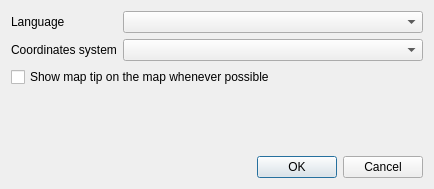
This is swiss_locator/ui/config.ui in opengisch/qgis-swiss-locator as Qt 5 draws it before an edit. The edited form follows.
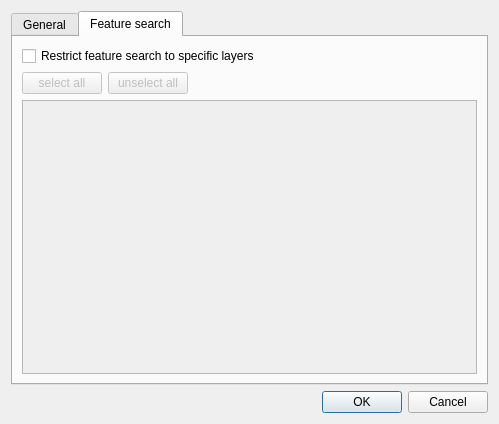
This is the edited form. The open tabs and pages were chosen to show the change.

Commit message: allow to restrict list of layers in feature search

Diff of the .ui file:
```diff
--- a/swiss_locator/ui/config.ui
+++ b/swiss_locator/ui/config.ui
@@ -6,27 +6,34 @@
    <rect>
     <x>0</x>
     <y>0</y>
-    <width>434</width>
-    <height>189</height>
+    <width>499</width>
+    <height>424</height>
    </rect>
   </property>
   <property name="windowTitle">
    <string>Swiss locator filter configuration</string>
   </property>
   <layout class="QGridLayout" name="gridLayout">
-   <item row="2" column="0">
-    <widget class="QLabel" name="label_4">
-     <property name="text">
-      <string>Coordinates system</string>
+   <item row="6" column="0">
+    <widget class="QDialogButtonBox" name="buttonBox">
+     <property name="orientation">
+      <enum>Qt::Horizontal</enum>
+     </property>
+     <property name="standardButtons">
+      <set>QDialogButtonBox::Cancel|QDialogButtonBox::Ok</set>
      </property>
     </widget>
    </item>
-   <item row="0" column="1" colspan="2">
-    <widget class="QComboBox" name="lang"/>
-   </item>
-   <item row="2" column="1" colspan="2">
-    <widget class="QComboBox" name="crs"/>
-   </item>
+   <item row="0" column="0">
+    <widget class="QTabWidget" name="tabWidget">
+     <property name="currentIndex">
+      <number>0</number>
+     </property>
+     <widget class="QWidget" name="tab">
+      <attribute name="title">
+       <string>General</string>
+      </attribute>
+      <layout class="QGridLayout" name="gridLayout_2">
    <item row="0" column="0">
     <widget class="QLabel" name="label_5">
      <property name="text">
@@ -34,24 +41,27 @@
      </property>
     </widget>
    </item>
-   <item row="3" column="0" colspan="3">
+       <item row="1" column="1">
+        <widget class="QComboBox" name="crs"/>
+       </item>
+       <item row="1" column="0">
+        <widget class="QLabel" name="label_4">
+         <property name="text">
+          <string>Coordinates system</string>
+         </property>
+        </widget>
+       </item>
+       <item row="2" column="0" colspan="2">
     <widget class="QCheckBox" name="show_map_tip">
      <property name="text">
       <string>Show map tip on the map whenever possible</string>
      </property>
     </widget>
    </item>
-   <item row="5" column="2">
-    <widget class="QDialogButtonBox" name="buttonBox">
-     <property name="orientation">
-      <enum>Qt::Horizontal</enum>
-     </property>
-     <property name="standardButtons">
-      <set>QDialogButtonBox::Cancel|QDialogButtonBox::Ok</set>
-     </property>
-    </widget>
-   </item>
-   <item row="4" column="2">
+       <item row="0" column="1">
+        <widget class="QComboBox" name="lang"/>
+       </item>
+       <item row="3" column="0">
     <spacer name="verticalSpacer">
      <property name="orientation">
       <enum>Qt::Vertical</enum>
@@ -63,6 +73,64 @@
       </size>
      </property>
     </spacer>
+       </item>
+      </layout>
+     </widget>
+     <widget class="QWidget" name="tab_2">
+      <attribute name="title">
+       <string>Feature search</string>
+      </attribute>
+      <layout class="QGridLayout" name="gridLayout_3">
+       <item row="1" column="0">
+        <widget class="QPushButton" name="select_all_button">
+         <property name="enabled">
+          <bool>false</bool>
+         </property>
+         <property name="text">
+          <string>select all</string>
+         </property>
+        </widget>
+       </item>
+       <item row="1" column="1">
+        <widget class="QPushButton" name="unselect_all_button">
+         <property name="enabled">
+          <bool>false</bool>
+         </property>
+         <property name="text">
+          <string>unselect all</string>
+         </property>
+        </widget>
+       </item>
+       <item row="1" column="2">
+        <spacer name="horizontalSpacer">
+         <property name="orientation">
+          <enum>Qt::Horizontal</enum>
+         </property>
+         <property name="sizeHint" stdset="0">
+          <size>
+           <width>40</width>
+           <height>20</height>
+          </size>
+         </property>
+        </spacer>
+       </item>
+       <item row="2" column="0" colspan="3">
+        <widget class="QTableWidget" name="feature_search_layers_list">
+         <property name="enabled">
+          <bool>false</bool>
+         </property>
+        </widget>
+       </item>
+       <item row="0" column="0" colspan="3">
+        <widget class="QCheckBox" name="feature_search_restrict">
+         <property name="text">
+          <string>Restrict feature search to specific layers</string>
+         </property>
+        </widget>
+       </item>
+      </layout>
+     </widget>
+    </widget>
    </item>
   </layout>
  </widget>
```
Lines whose indentation alone changed are shown as unchanged. The commit also changes 5 other files.
